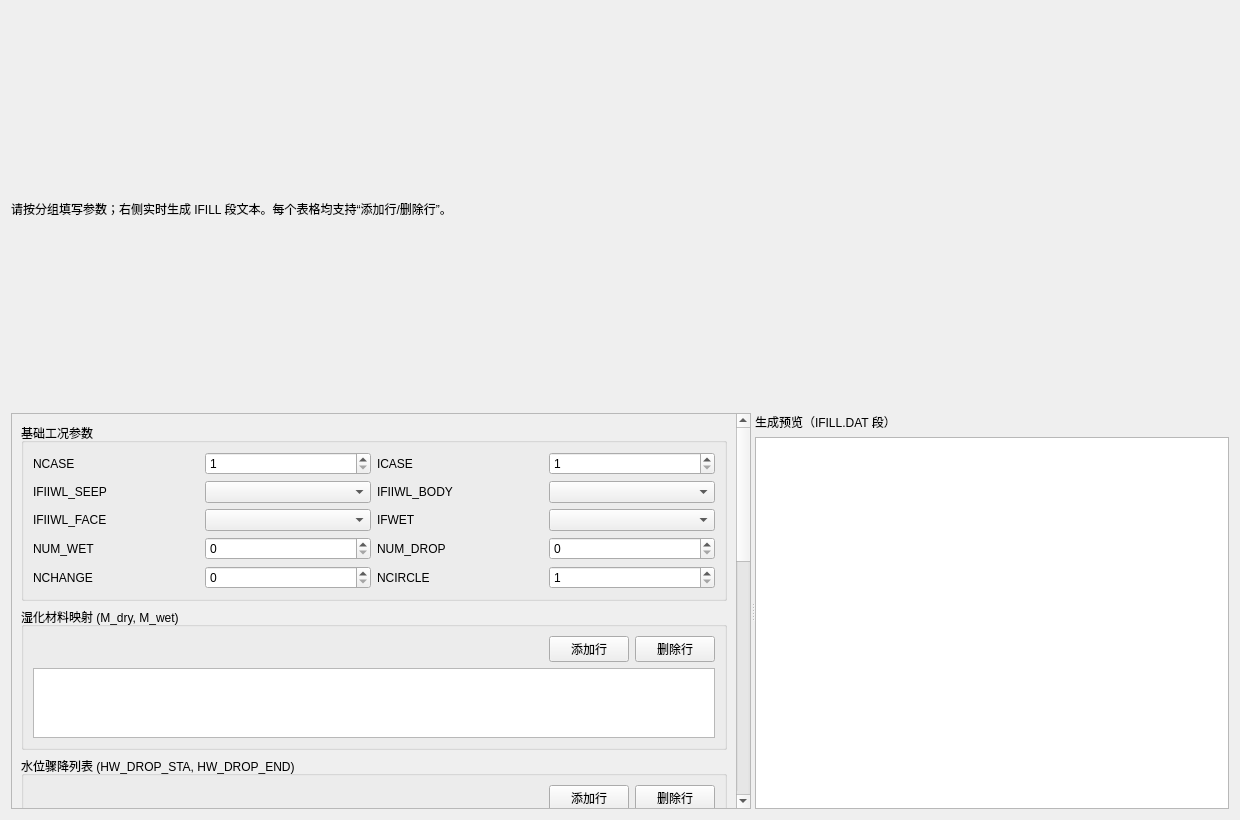
Before: the Qt Designer form plugins/Base_Slover/FillStorageCyclePage.ui in asd977/base_cae, drawn with Qt 5.
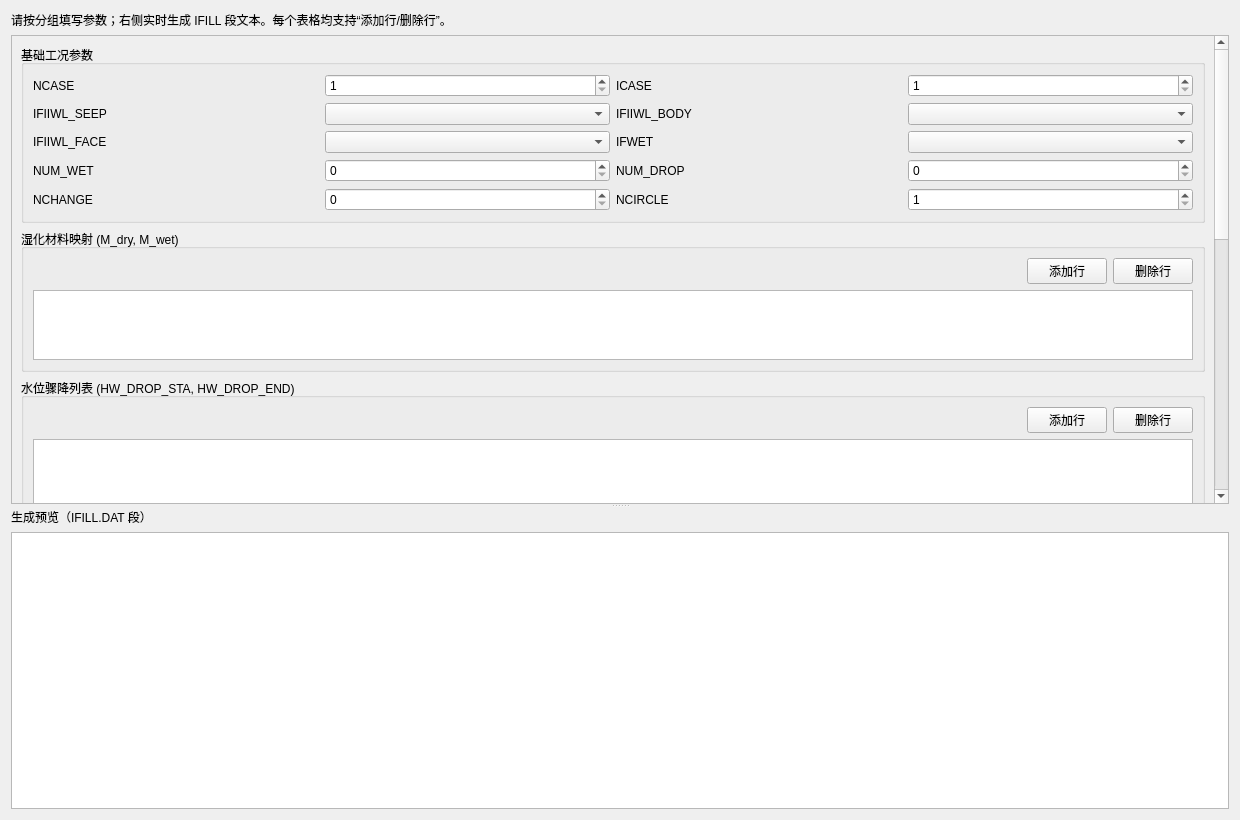
After: the same form once the commit is applied.

Commit message: Adjust FillStorageCyclePage to vertical split and min table heights

Diff of the .ui file:
```diff
--- a/plugins/Base_Slover/FillStorageCyclePage.ui
+++ b/plugins/Base_Slover/FillStorageCyclePage.ui
@@ -27,7 +27,7 @@
    <item>
     <widget class="QSplitter" name="splitMain">
      <property name="orientation">
-      <enum>Qt::Horizontal</enum>
+      <enum>Qt::Vertical</enum>
      </property>
      <widget class="QScrollArea" name="scrollArea">
       <property name="widgetResizable">
```
Left out of the diff: 33 changed lines with no effect on the pictures.
